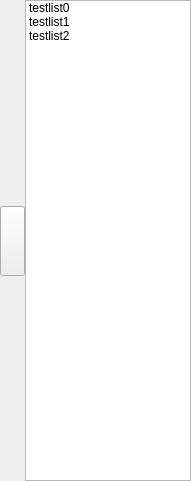
The window that ui/playlist.ui (itisyang/playerdemo) describes before a commit, drawn with Qt 5.
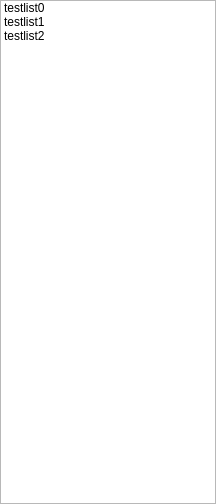
The same window after the commit.

```diff
--- a/ui/playlist.ui
+++ b/ui/playlist.ui
@@ -6,8 +6,8 @@
    <rect>
     <x>0</x>
     <y>0</y>
-    <width>191</width>
-    <height>481</height>
+    <width>216</width>
+    <height>504</height>
    </rect>
   </property>
   <property name="windowTitle">
@@ -29,24 +29,17 @@
    <property name="spacing">
     <number>0</number>
    </property>
-   <item row="0" column="1">
-    <spacer name="verticalSpacer">
-     <property name="orientation">
-      <enum>Qt::Vertical</enum>
-     </property>
-     <property name="sizeHint" stdset="0">
-      <size>
-       <width>20</width>
-       <height>203</height>
-      </size>
-     </property>
-    </spacer>
-   </item>
-   <item row="0" column="2" rowspan="3">
+   <item row="0" column="0">
     <widget class="QListWidget" name="List">
      <property name="focusPolicy">
       <enum>Qt::NoFocus</enum>
      </property>
+     <property name="verticalScrollBarPolicy">
+      <enum>Qt::ScrollBarAsNeeded</enum>
+     </property>
+     <property name="horizontalScrollBarPolicy">
+      <enum>Qt::ScrollBarAlwaysOff</enum>
+     </property>
      <item>
       <property name="text">
        <string>testlist0</string>
@@ -64,51 +57,6 @@
      </item>
     </widget>
    </item>
-   <item row="1" column="0">
-    <spacer name="horizontalSpacer">
-     <property name="orientation">
-      <enum>Qt::Horizontal</enum>
-     </property>
-     <property name="sizeHint" stdset="0">
-      <size>
-       <width>40</width>
-       <height>20</height>
-      </size>
-     </property>
-    </spacer>
-   </item>
-   <item row="1" column="1">
-    <widget class="QPushButton" name="HideOrShowBtn">
-     <property name="minimumSize">
-      <size>
-       <width>25</width>
-       <height>70</height>
-      </size>
-     </property>
-     <property name="maximumSize">
-      <size>
-       <width>25</width>
-       <height>16777215</height>
-      </size>
-     </property>
-     <property name="text">
-      <string/>
-     </property>
-    </widget>
-   </item>
-   <item row="2" column="1">
-    <spacer name="verticalSpacer_2">
-     <property name="orientation">
-      <enum>Qt::Vertical</enum>
-     </property>
-     <property name="sizeHint" stdset="0">
-      <size>
-       <width>20</width>
-       <height>198</height>
-      </size>
-     </property>
-    </spacer>
-   </item>
   </layout>
  </widget>
  <resources/>
```
